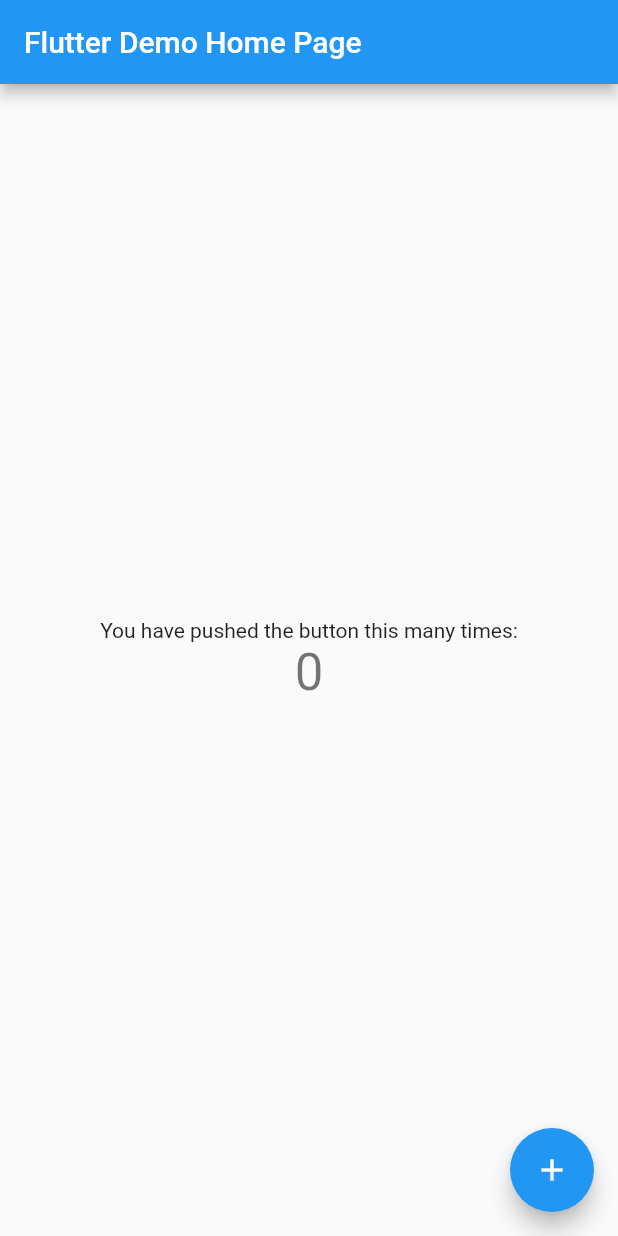
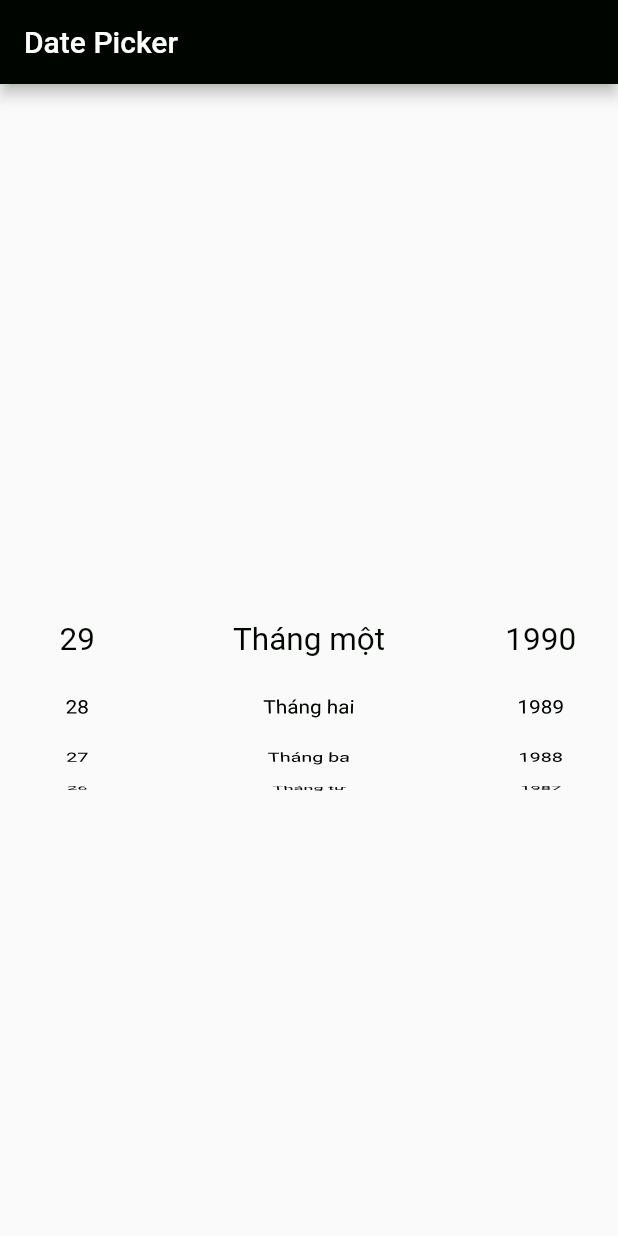
Before and after one commit to Huyvq225/Date_Picker, a Flutter app: the screen it shows after launch, on a phone screen of 412 x 824 dp. Run offline on Flutter 3.47's test engine with Material 2 defaults, Android fonts, the phone set to English and light mode, and no system bars.

Commit message:
Create wheel picker

```diff
--- /dev/null
+++ b/date_picker/lib/calendar/wheel_picker.dart
@@ -0,0 +1,205 @@
+import 'package:date_picker/constant/app_constant.dart';
+import 'package:date_picker/constant/palette.dart';
+import 'package:date_picker/model/date_time_model.dart';
+import 'package:flutter/cupertino.dart';
+
+class WheelDatePicker extends StatefulWidget {
+
+  WheelDatePicker({this.locale = 'vi', this.minYear = 1009, this.maxYear = 3000});
+
+  String locale;
+  int minYear;
+  int maxYear;
+
+  @override
+  _WheelDatePickerState createState() => _WheelDatePickerState();
+}
+
+class _WheelDatePickerState extends State<WheelDatePicker> {
+  final items = List<int>.generate(100, (i) => i);
+
+  List<DateTimeModel> _listDateModels = [];
+  List<DateTimeModel> _listMonthModels = [];
+  List<DateTimeModel> _listYearModels = [];
+
+  @override
+  void initState() {
+    super.initState();
+    _listDateModels = _parseListDatesToModel();
+    _listYearModels = _parseListYearsToModel();
+    _listMonthModels = _parseListMonthsToModel();
+  }
+
+  @override
+  Widget build(BuildContext context) {
+    return _buildContent();
+  }
+
+  Widget _buildContent() {
+    return Container(
+      height: 200,
+      child: Stack(
+        children: [
+          // _buildMagnifier(),
+          _buildListWheels(),
+        ],
+      ),
+    );
+  }
+
+  Widget _buildMagnifier() {
+    return IgnorePointer(
+      child: Center(
+        child: Container(
+          height: 50,
+          color: Palette.PRIMARY_COLOR,
+        ),
+      ),
+    );
+  }
+
+  Widget _buildListWheels() {
+    return Center(
+      child: Container(
+        width: MediaQuery.of(context).size.width,
+        child: Row(
+          children: [
+            _buildWheel(data: _listDateModels),
+            _buildWheel(flex: 2,data: _listMonthModels),
+            _buildWheel(data: _listYearModels),
+          ],
+        ),
+      ),
+    );
+  }
+
+  Widget _buildWheel({int flex = 1, List<DateTimeModel> data}) {
+    return Expanded(
+      flex: flex,
+      child: ListWheelScrollView(
+        physics: const FixedExtentScrollPhysics(),
+        children: data.map((model) {
+          return Text(
+            model.time.toString(),
+            style: TextStyle(color: Palette.PRIMARY_COLOR),
+          );
+        }).toList(),
+        useMagnifier: true,
+        magnification: 1.5,
+        itemExtent: 35.0,
+        diameterRatio: 1.2,
+        onSelectedItemChanged: (index) {},
+      ),
+    );
+  }
+
+  List<DateTimeModel> _parseListYearsToModel() {
+    // List<DateTimeModel> = _getListMonth(year: _yearSelected);
+    List<DateTimeModel> _listYearModels = List<DateTimeModel>.generate(
+      (widget.maxYear - widget.minYear),
+          (year) => DateTimeModel(year.toString(),
+          false, year),
+    );
+
+    return _listYearModels.reversed.toList();
+  }
+
+  List<DateTimeModel> _parseListDatesToModel() {
+    List<DateTimeModel> _listDateModels = List<DateTimeModel>.generate(
+      30,
+          (date) => DateTimeModel(date.toString(),
+          false, date),
+    );
+
+    return _listDateModels.reversed.toList();
+  }
+
+  // List<DatePickerModel> _getListMonth({int year}) {
+  //   _listDate = _getListDate();
+  //   final int _monthNow = DateTime.now().month;
+  //   final int _yearNow = DateTime.now().year;
+  //   final List<DatePickerModel> _listMonthByLocal = _getFullMonth();
+  //   if (year < _yearNow) {
+  //     for (int i = 0; i < _listMonthByLocal.length; i++) {
+  //       if (i == _monthSelected - 1) {
+  //         _listMonthByLocal[i].selected = true;
+  //       }
+  //     }
+  //     return _listMonthByLocal;
+  //   } else if (year == _yearNow) {
+  //     final List<DatePickerModel> _listMonthOfCurrentYear = [];
+  //     for (int i = 0; i < _listMonthByLocal.length; i++) {
+  //       if (i <= _monthNow - 1) {
+  //         if (i == _monthSelected - 1) {
+  //           _listMonthByLocal[i].selected = true;
+  //         }
+  //         _listMonthOfCurrentYear.add(_listMonthByLocal[i]);
+  //       }
+  //     }
+  //     return _listMonthOfCurrentYear;
+  //   }
+  //   return [];
+  // }
+
+  // List<DatePickerModel> _getListDate() {
+  //   final int _monthNow = DateTime.now().month;
+  //   final int _dateNow = DateTime.now().day;
+  //   final int _yearNow = DateTime.now().year;
+  //   final List<DatePickerModel> _listDateModel = [];
+  //   bool _isSelected = false;
+  //   final int _quantity = DateTime(_yearSelected, _monthSelected + 1, 0).day;
+  //   if (_monthNow == _monthSelected && _yearNow == _yearSelected) {
+  //     for (int i = 0; i < _dateNow; i++) {
+  //       if (i == _daySelected - 1) {
+  //         _isSelected = true;
+  //       } else if (_dateNow < _daySelected && i == _dateNow - 1) {
+  //         _isSelected = true;
+  //         _daySelected = _dateNow;
+  //         dayScrollController.animateToItem(_dateNow,
+  //             duration: const Duration(milliseconds: 200), curve: Curves.ease);
+  //       } else {
+  //         _isSelected = false;
+  //       }
+  //       _listDateModel.add(
+  //         DatePickerModel('${i + 1}', _isSelected, i + 1),
+  //       );
+  //     }
+  //   } else {
+  //     for (int i = 0; i < _quantity; i++) {
+  //       if (i == _daySelected - 1) {
+  //         _isSelected = true;
+  //       } else if (_quantity < _daySelected && i == _quantity - 1) {
+  //         _isSelected = true;
+  //         _daySelected = _quantity;
+  //       } else {
+  //         _isSelected = false;
+  //       }
+  //       _listDateModel.add(
+  //         DatePickerModel('${i + 1}', _isSelected, i + 1),
+  //       );
+  //     }
+  //   }
+  //
+  //   return _listDateModel;
+  // }
+
+  List<DateTimeModel> _parseListMonthsToModel() {
+    List<DateTimeModel> _listMonthModels = [];
+    List<String> _listMonthsByLocale = [];
+
+    switch(widget.locale) {
+      case 'vi':
+        _listMonthsByLocale = AppConstants.VIETNAM_MONTHS;
+        break;
+      case 'en':
+        _listMonthsByLocale = AppConstants.ENGLISH_MONTHS;
+        break;
+      default:
+        break;
+    }
+    for(int i = 0; i < _listMonthsByLocale.length; i++) {
+      _listMonthModels.add(DateTimeModel(_listMonthsByLocale[i], false, 1),);
+    }
+    return _listMonthModels;
+  }
+}
--- /dev/null
+++ b/date_picker/lib/constant/app_constant.dart
@@ -0,0 +1,34 @@
+
+class AppConstants {
+
+  static const List<String> ENGLISH_MONTHS = [
+    'January',
+    'February',
+    'March',
+    'April',
+    'May',
+    'June',
+    'July',
+    'August',
+    'September',
+    'October',
+    'November',
+    'December',
+  ];
+
+  static const List<String> VIETNAM_MONTHS = [
+    'Tháng một',
+    'Tháng hai',
+    'Tháng ba',
+    'Tháng tư',
+    'Tháng năm',
+    'Tháng sáu',
+    'Tháng bảy',
+    'Tháng tám',
+    'Tháng chín',
+    'Tháng mười',
+    'Tháng mười một',
+    'Tháng mười hai',
+  ];
+
+}
--- /dev/null
+++ b/date_picker/lib/constant/palette.dart
@@ -0,0 +1,11 @@
+
+
+import 'package:flutter/cupertino.dart';
+
+class Palette {
+
+  Palette._();
+
+  static const Color PRIMARY_COLOR = Color(0xff000500);
+
+}
--- /dev/null
+++ b/date_picker/lib/date_picker.dart
@@ -0,0 +1,33 @@
+import 'package:date_picker/calendar/wheel_picker.dart';
+import 'package:date_picker/constant/palette.dart';
+import 'package:flutter/cupertino.dart';
+import 'package:flutter/material.dart';
+
+class DatePickerCustom extends StatefulWidget {
+  @override
+  _DatePickerCustomState createState() => _DatePickerCustomState();
+}
+
+class _DatePickerCustomState extends State<DatePickerCustom> {
+
+  @override
+  Widget build(BuildContext context) {
+    return Scaffold(
+      appBar: _buildAppBar(),
+      body: _buildBody(),
+    );
+  }
+
+  Widget _buildAppBar() {
+    return AppBar(
+      backgroundColor: Palette.PRIMARY_COLOR,
+      title: Text('Date Picker'),
+    );
+  }
+
+  Widget _buildBody() {
+    return Center(child: WheelDatePicker());
+  }
+
+
+}
--- /dev/null
+++ b/date_picker/lib/enum/calendar_type.dart
@@ -0,0 +1,3 @@
+enum CalendarType {
+  WHEEL,
+}
--- a/date_picker/lib/main.dart
+++ b/date_picker/lib/main.dart
@@ -1,3 +1,5 @@
+import 'package:date_picker/date_picker.dart';
+import 'package:flutter/cupertino.dart';
 import 'package:flutter/material.dart';
 
 void main() {
@@ -11,103 +13,9 @@
     return MaterialApp(
       title: 'Flutter Demo',
       theme: ThemeData(
-        // This is the theme of your application.
-        //
-        // Try running your application with "flutter run". You'll see the
-        // application has a blue toolbar. Then, without quitting the app, try
-        // changing the primarySwatch below to Colors.green and then invoke
-        // "hot reload" (press "r" in the console where you ran "flutter run",
-        // or simply save your changes to "hot reload" in a Flutter IDE).
-        // Notice that the counter didn't reset back to zero; the application
-        // is not restarted.
         primarySwatch: Colors.blue,
       ),
-      home: MyHomePage(title: 'Flutter Demo Home Page'),
+      home: DatePickerCustom(),
     );
   }
 }
-
-class MyHomePage extends StatefulWidget {
-  MyHomePage({Key key, this.title}) : super(key: key);
-
-  // This widget is the home page of your application. It is stateful, meaning
-  // that it has a State object (defined below) that contains fields that affect
-  // how it looks.
-
-  // This class is the configuration for the state. It holds the values (in this
-  // case the title) provided by the parent (in this case the App widget) and
-  // used by the build method of the State. Fields in a Widget subclass are
-  // always marked "final".
-
-  final String title;
-
-  @override
-  _MyHomePageState createState() => _MyHomePageState();
-}
-
-class _MyHomePageState extends State<MyHomePage> {
-  int _counter = 0;
-
-  void _incrementCounter() {
-    setState(() {
-      // This call to setState tells the Flutter framework that something has
-      // changed in this State, which causes it to rerun the build method below
-      // so that the display can reflect the updated values. If we changed
-      // _counter without calling setState(), then the build method would not be
-      // called again, and so nothing would appear to happen.
-      _counter++;
-    });
-  }
-
-  @override
-  Widget build(BuildContext context) {
-    // This method is rerun every time setState is called, for instance as done
-    // by the _incrementCounter method above.
-    //
-    // The Flutter framework has been optimized to make rerunning build methods
-    // fast, so that you can just rebuild anything that needs updating rather
-    // than having to individually change instances of widgets.
-    return Scaffold(
-      appBar: AppBar(
-        // Here we take the value from the MyHomePage object that was created by
-        // the App.build method, and use it to set our appbar title.
-        title: Text(widget.title),
-      ),
-      body: Center(
-        // Center is a layout widget. It takes a single child and positions it
-        // in the middle of the parent.
-        child: Column(
-          // Column is also a layout widget. It takes a list of children and
-          // arranges them vertically. By default, it sizes itself to fit its
-          // children horizontally, and tries to be as tall as its parent.
-          //
-          // Invoke "debug painting" (press "p" in the console, choose the
-          // "Toggle Debug Paint" action from the Flutter Inspector in Android
-          // Studio, or the "Toggle Debug Paint" command in Visual Studio Code)
-          // to see the wireframe for each widget.
-          //
-          // Column has various properties to control how it sizes itself and
-          // how it positions its children. Here we use mainAxisAlignment to
-          // center the children vertically; the main axis here is the vertical
-          // axis because Columns are vertical (the cross axis would be
-          // horizontal).
-          mainAxisAlignment: MainAxisAlignment.center,
-          children: <Widget>[
-            Text(
-              'You have pushed the button this many times:',
-            ),
-            Text(
-              '$_counter',
-              style: Theme.of(context).textTheme.headline4,
-            ),
-          ],
-        ),
-      ),
-      floatingActionButton: FloatingActionButton(
-        onPressed: _incrementCounter,
-        tooltip: 'Increment',
-        child: Icon(Icons.add),
-      ), // This trailing comma makes auto-formatting nicer for build methods.
-    );
-  }
-}
--- /dev/null
+++ b/date_picker/lib/model/date_time_model.dart
@@ -0,0 +1,9 @@
+
+class DateTimeModel {
+  bool selected;
+  bool enable;
+  String time;
+  int index;
+
+  DateTimeModel(this.time, this.selected, this.index);
+}
```
